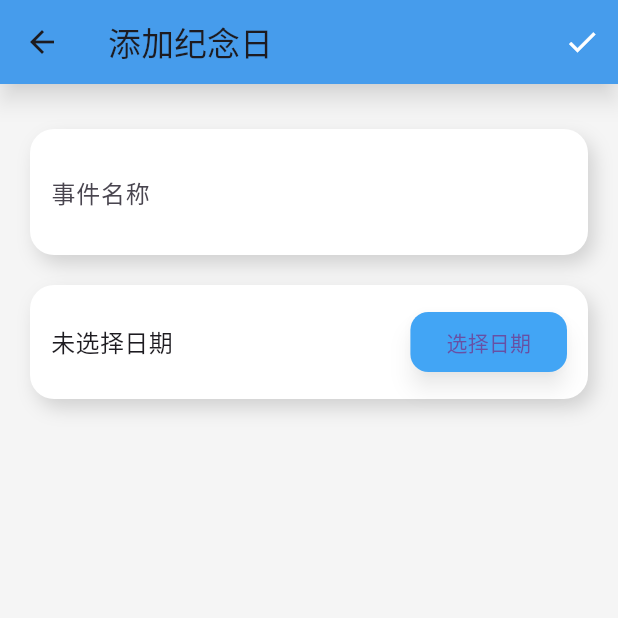
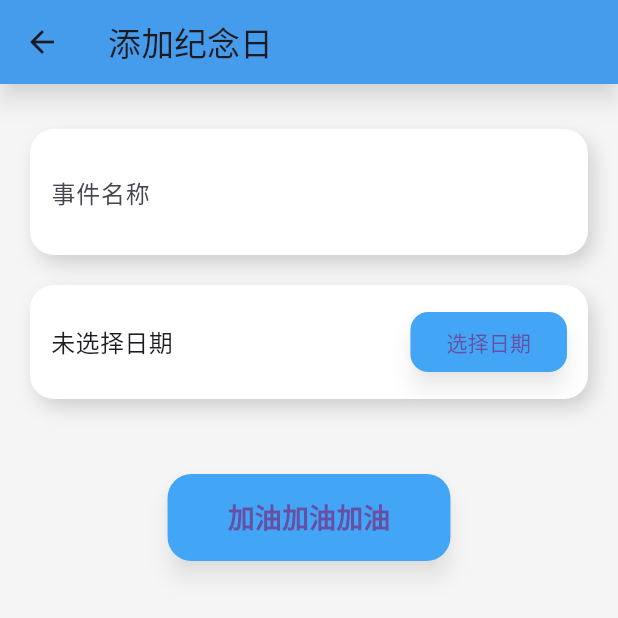
Before and after one commit to hyl2002/cold, a Flutter app: the AddEventPage screen opened directly, on a phone screen of 412 x 824 dp, the top half of it. Run offline on Flutter 3.47's test engine with Material 3 defaults, Android fonts, the phone set to English and light mode, and no system bars; our stand-ins replace flutter_local_notifications, image_picker, shared_preferences, timezone; missing offline and left inert: window_size; accounts and stored records are empty.

Commit message:
新增编辑 （点击中间） 更改了事件排布的样式

```diff
--- a/lib/pages/add_event_page.dart
+++ b/lib/pages/add_event_page.dart
@@ -1,15 +1,24 @@
 import 'package:flutter/material.dart';
 
 class AddEventPage extends StatefulWidget {
-  const AddEventPage({super.key});
+  final String? initialName;
+  final DateTime? initialDate;
+  const AddEventPage({super.key, this.initialName, this.initialDate});
 
   @override
   State<AddEventPage> createState() => _AddEventPageState();
 }
 
 class _AddEventPageState extends State<AddEventPage> {
-  final TextEditingController _nameController = TextEditingController();
+  late TextEditingController _nameController;
   DateTime? _selectedDate;
+
+  @override
+  void initState() {
+    super.initState();
+    _nameController = TextEditingController(text: widget.initialName ?? '');
+    _selectedDate = widget.initialDate;
+  }
 
   void _saveEvent() {
     if (_nameController.text.isNotEmpty && _selectedDate != null) {
@@ -25,20 +34,23 @@ class _AddEventPageState extends State<AddEventPage> {
   }
 
   Future<void> _pickDate() async {
-    final DateTime now =DateTime.now();
-    final DateTime today=DateTime(now.year,now.month,now.day);
+    final DateTime now = DateTime.now();
+    final DateTime today = DateTime(now.year, now.month, now.day);
+    final DateTime initialDate = _selectedDate != null && !_selectedDate!.isBefore(today)
+        ? _selectedDate!
+        : today;
+
     final DateTime? picked = await showDatePicker(
       context: context,
-      initialDate: DateTime.now(),
+      initialDate: initialDate,
       firstDate: today,
       lastDate: DateTime(2100),
       builder: (context, child) {
-        // 自定义日历样式（阴影 & 圆角）
         return Theme(
           data: Theme.of(context).copyWith(
             dialogBackgroundColor: Colors.white,
             colorScheme: ColorScheme.light(
-              primary: Colors.blue.shade400, // 选中日期高亮色
+              primary: Colors.blue.shade400,
               onPrimary: Colors.white,
               onSurface: Colors.black87,
             ),
@@ -90,16 +102,11 @@ class _AddEventPageState extends State<AddEventPage> {
     return Scaffold(
       backgroundColor: Colors.grey.shade100,
       appBar: AppBar(
-        title: const Text('添加纪念日'),
+        title: Text(widget.initialName == null ? '添加纪念日' : '编辑纪念日'),
         elevation: 6,
         shadowColor: Colors.black54,
         backgroundColor: Colors.blue.shade400,
-        actions: [
-          IconButton(
-            onPressed: _saveEvent,
-            icon: const Icon(Icons.check, color: Colors.white),
-          )
-        ],
+        // 移除右上角的对号
       ),
       body: SingleChildScrollView(
         padding: const EdgeInsets.all(20),
@@ -141,6 +148,26 @@ class _AddEventPageState extends State<AddEventPage> {
                 ],
               ),
             ),
+            const SizedBox(height: 40),
+            // 中间的保存按钮
+            Center(
+              child: ElevatedButton(
+                onPressed: _saveEvent,
+                style: ElevatedButton.styleFrom(
+                  backgroundColor: Colors.blue.shade400,
+                  padding: const EdgeInsets.symmetric(horizontal: 40, vertical: 16),
+                  shape: RoundedRectangleBorder(
+                    borderRadius: BorderRadius.circular(16),
+                  ),
+                  elevation: 6,
+                  shadowColor: Colors.black.withOpacity(0.4),
+                ),
+                child: const Text(
+                  '加油加油加油',
+                  style: TextStyle(fontSize: 18, fontWeight: FontWeight.bold),
+                ),
+              ),
+            ),
           ],
         ),
       ),
```
Also changed, not shown: lib/pages/home_page.dart (+106 -46 lines).
